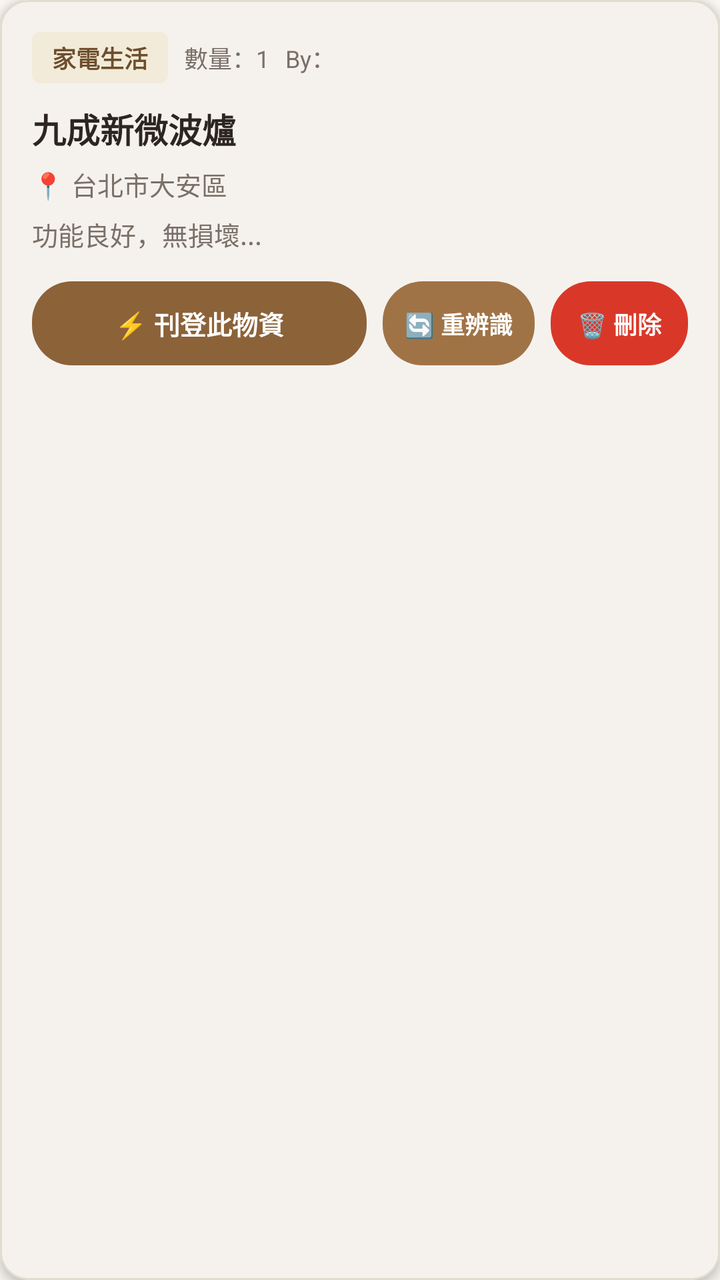
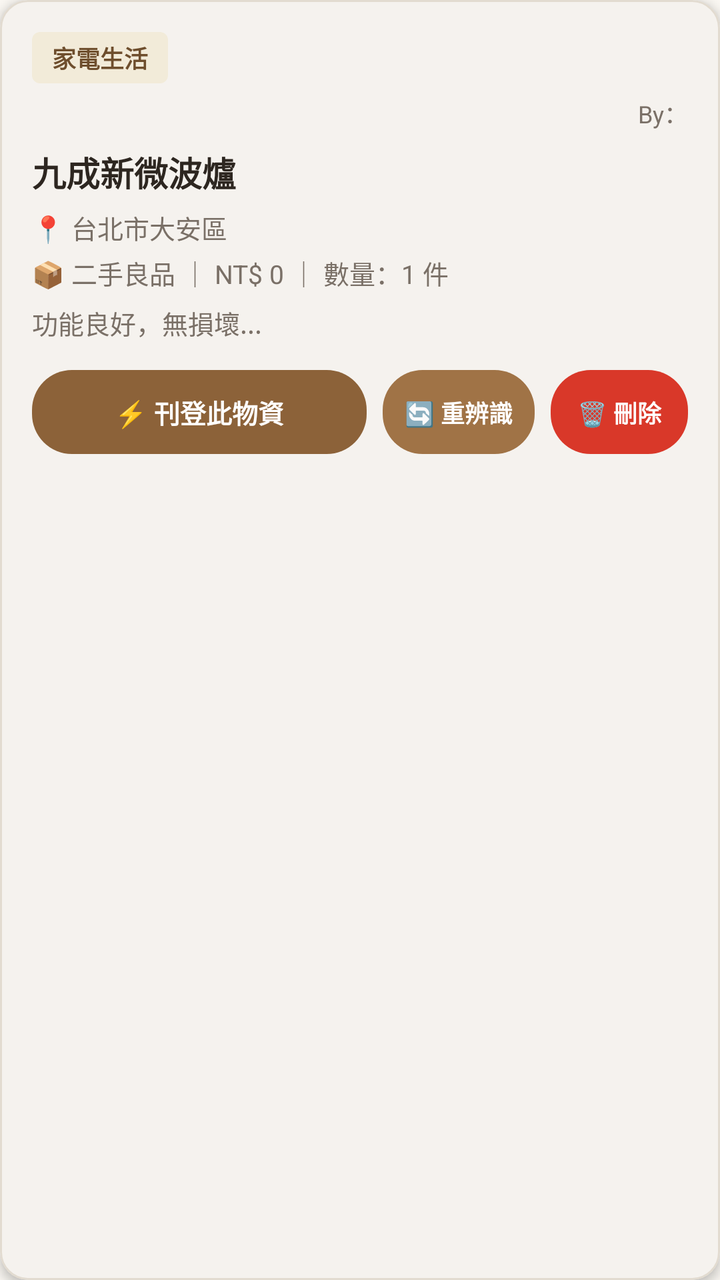

Compare the two renders of this Android layout. The source of the first and the diff that turns it into the second are given below.
<!-- AndroidManifest.xml: application theme Theme.RotaryGoodsAssistant -->
<!-- res/layout/item_goods_card.xml -->
<?xml version="1.0" encoding="utf-8"?>
<com.google.android.material.card.MaterialCardView xmlns:android="http://schemas.android.com/apk/res/android"
    xmlns:app="http://schemas.android.com/apk/res-auto"
    android:id="@+id/cardGoods"
    android:layout_width="match_parent"
    android:layout_height="wrap_content"
    android:layout_marginBottom="14dp"
    app:cardCornerRadius="14dp"
    app:cardElevation="3dp"
    app:strokeColor="@color/border_color"
    app:strokeWidth="1dp"
    app:cardBackgroundColor="@color/card_bg">

    <LinearLayout
        android:layout_width="match_parent"
        android:layout_height="wrap_content"
        android:orientation="vertical"
        android:padding="16dp">

        
        <RelativeLayout
            android:layout_width="match_parent"
            android:layout_height="wrap_content">

            
            <LinearLayout
                android:id="@+id/layoutBadges"
                android:layout_width="wrap_content"
                android:layout_height="wrap_content"
                android:layout_alignParentEnd="true"
                android:layout_centerVertical="true"
                android:layout_marginStart="8dp"
                android:orientation="horizontal">

                <TextView
                    android:id="@+id/tvCardProcessingBadge"
                    android:layout_width="wrap_content"
                    android:layout_height="wrap_content"
                    android:text="@string/badge_status_processing"
                    android:textColor="@color/badge_processing_text"
                    android:background="@drawable/badge_processing_bg"
                    android:paddingHorizontal="8dp"
                    android:paddingVertical="3dp"
                    android:textSize="11sp"
                    android:textStyle="bold"
                    android:visibility="gone" />

                <TextView
                    android:id="@+id/tvCardLockedBadge"
                    android:layout_width="wrap_content"
                    android:layout_height="wrap_content"
                    android:text="@string/badge_status_locked"
                    android:textColor="@color/badge_locked_text"
                    android:background="@drawable/badge_locked_bg"
                    android:paddingHorizontal="8dp"
                    android:paddingVertical="3dp"
                    android:textSize="11sp"
                    android:textStyle="bold"
                    android:visibility="gone" />
            </LinearLayout>

            
            <LinearLayout
                android:layout_width="match_parent"
                android:layout_height="wrap_content"
                android:layout_toStartOf="@id/layoutBadges"
                android:layout_alignParentStart="true"
                android:layout_centerVertical="true"
                android:gravity="center_vertical"
                android:orientation="horizontal">

                <TextView
                    android:id="@+id/tvCardCategory"
                    android:layout_width="wrap_content"
                    android:layout_height="wrap_content"
                    android:text="家電生活"
                    android:textColor="@color/badge_text"
                    android:background="@drawable/badge_bg"
                    android:paddingHorizontal="10dp"
                    android:paddingVertical="4dp"
                    android:textSize="12sp"
                    android:textStyle="bold"
                    android:maxLines="1"
                    android:ellipsize="end" />

                <TextView
                    android:id="@+id/tvCardQuantity"
                    android:layout_width="wrap_content"
                    android:layout_height="wrap_content"
                    android:layout_marginStart="8dp"
                    android:text="數量：1"
                    android:textColor="@color/text_secondary"
                    android:textSize="12sp"
                    android:maxLines="1" />

                <TextView
                    android:id="@+id/tvCardUploader"
                    android:layout_width="wrap_content"
                    android:layout_height="wrap_content"
                    android:layout_marginStart="8dp"
                    android:text="By："
                    android:textColor="@color/text_secondary"
                    android:textSize="12sp"
                    android:maxLines="1"
                    android:ellipsize="end" />
            </LinearLayout>
        </RelativeLayout>

        
        <TextView
            android:id="@+id/tvCardTitle"
            android:layout_width="match_parent"
            android:layout_height="wrap_content"
            android:text="九成新微波爐"
            android:textColor="@color/text_primary"
            android:textSize="17sp"
            android:textStyle="bold"
            android:layout_marginTop="10dp" />

        
        <TextView
            android:id="@+id/tvCardAddress"
            android:layout_width="match_parent"
            android:layout_height="wrap_content"
            android:text="📍 台北市大安區"
            android:textColor="@color/text_secondary"
            android:textSize="13sp"
            android:layout_marginTop="6dp" />

        
        <TextView
            android:id="@+id/tvCardDesc"
            android:layout_width="match_parent"
            android:layout_height="wrap_content"
            android:text="功能良好，無損壞..."
            android:textColor="@color/text_secondary"
            android:textSize="13sp"
            android:maxLines="2"
            android:ellipsize="end"
            android:lineSpacingExtra="2dp"
            android:layout_marginTop="6dp" />

        
        <LinearLayout
            android:layout_width="match_parent"
            android:layout_height="wrap_content"
            android:orientation="horizontal"
            android:gravity="center_vertical"
            android:layout_marginTop="14dp">

            <Button
                android:id="@+id/btnPublishThis"
                android:layout_width="0dp"
                android:layout_height="42dp"
                android:layout_weight="2.2"
                android:text="@string/btn_publish_item"
                android:textColor="@color/btn_cta_text"
                android:textSize="13sp"
                android:textStyle="bold"
                android:background="@drawable/btn_pill_green"
                android:paddingStart="6dp"
                android:paddingEnd="6dp"
                android:includeFontPadding="false"
                style="?android:attr/borderlessButtonStyle" />

            <Button
                android:id="@+id/btnUnlockThis"
                android:layout_width="0dp"
                android:layout_height="42dp"
                android:layout_weight="2.2"
                android:text="@string/btn_unlock_item"
                android:textColor="@color/btn_amber_text"
                android:textSize="13sp"
                android:textStyle="bold"
                android:background="@drawable/btn_pill_amber"
                android:paddingStart="6dp"
                android:paddingEnd="6dp"
                android:includeFontPadding="false"
                android:visibility="gone"
                style="?android:attr/borderlessButtonStyle" />

            <Button
                android:id="@+id/btnReprocessThis"
                android:layout_width="0dp"
                android:layout_height="42dp"
                android:layout_weight="1"
                android:layout_marginStart="8dp"
                android:text="@string/btn_reprocess_item"
                android:textColor="@color/btn_blue_text"
                android:textSize="12sp"
                android:textStyle="bold"
                android:background="@drawable/btn_pill_blue"
                android:paddingStart="4dp"
                android:paddingEnd="4dp"
                android:includeFontPadding="false"
                style="?android:attr/borderlessButtonStyle" />

            <Button
                android:id="@+id/btnDeleteThis"
                android:layout_width="0dp"
                android:layout_height="42dp"
                android:layout_weight="0.9"
                android:layout_marginStart="8dp"
                android:text="@string/btn_delete_item"
                android:textColor="@color/btn_red_text"
                android:textSize="12sp"
                android:textStyle="bold"
                android:background="@drawable/btn_pill_red"
                android:paddingStart="4dp"
                android:paddingEnd="4dp"
                android:includeFontPadding="false"
                style="?android:attr/borderlessButtonStyle" />

        </LinearLayout>

    </LinearLayout>
</com.google.android.material.card.MaterialCardView>
<!-- resources referenced by this layout -->
<resources>
  <color name="badge_locked_text">#92400E</color>
  <color name="badge_processing_text">#0284C7</color>
  <color name="badge_text">#6E4E2D</color>
  <color name="border_color">#E2DBD0</color>
  <color name="btn_amber_text">#FFFFFF</color>
  <color name="btn_blue_text">#FFFFFF</color>
  <color name="btn_cta_text">#FFFFFF</color>
  <color name="btn_red_text">#FFFFFF</color>
  <color name="card_bg">#FFFFFF</color>
  <color name="text_primary">#2D2620</color>
  <color name="text_secondary">#7A7067</color>
  <!-- drawable badge_bg (drawable) -->
  <?xml version="1.0" encoding="utf-8"?>
  <shape xmlns:android="http://schemas.android.com/apk/res/android"
      android:shape="rectangle">
      <corners android:radius="4dp" />
      <solid android:color="@color/badge_bg" />
  </shape>
  <!-- drawable badge_locked_bg (drawable) -->
  <?xml version="1.0" encoding="utf-8"?>
  <shape xmlns:android="http://schemas.android.com/apk/res/android"
      android:shape="rectangle">
      <corners android:radius="4dp" />
      <solid android:color="@color/badge_locked_bg" />
      <stroke android:width="1dp" android:color="#F59E0B" />
  </shape>
  <!-- drawable badge_processing_bg (drawable) -->
  <?xml version="1.0" encoding="utf-8"?>
  <shape xmlns:android="http://schemas.android.com/apk/res/android"
      android:shape="rectangle">
      <corners android:radius="4dp" />
      <solid android:color="@color/badge_processing_bg" />
      <stroke android:width="1dp" android:color="#38BDF8" />
  </shape>
  <!-- drawable btn_pill_amber (drawable) -->
  <?xml version="1.0" encoding="utf-8"?>
  <ripple xmlns:android="http://schemas.android.com/apk/res/android"
      android:color="#33FFFFFF">
      <item>
          <shape android:shape="rectangle">
              <corners android:radius="20dp" />
              <solid android:color="@color/btn_amber_bg" />
          </shape>
      </item>
  </ripple>
  <!-- drawable btn_pill_blue (drawable) -->
  <?xml version="1.0" encoding="utf-8"?>
  <ripple xmlns:android="http://schemas.android.com/apk/res/android"
      android:color="#33FFFFFF">
      <item>
          <shape android:shape="rectangle">
              <corners android:radius="20dp" />
              <solid android:color="@color/btn_blue_bg" />
          </shape>
      </item>
  </ripple>
  <!-- drawable btn_pill_green (drawable) -->
  ﻿<?xml version="1.0" encoding="utf-8"?>
  <ripple xmlns:android="http://schemas.android.com/apk/res/android"
      android:color="#33FFFFFF">
      <item>
          <shape android:shape="rectangle">
              <corners android:radius="20dp" />
              <solid android:color="@color/btn_cta_bg" />
          </shape>
      </item>
  </ripple>
  <!-- drawable btn_pill_red (drawable) -->
  ﻿<?xml version="1.0" encoding="utf-8"?>
  <ripple xmlns:android="http://schemas.android.com/apk/res/android"
      android:color="#20D93025">
      <item>
          <shape android:shape="rectangle">
              <corners android:radius="20dp" />
              <solid android:color="@color/btn_red_bg" />
          </shape>
      </item>
  </ripple>
  <string name="badge_status_locked">🔒 刊登中</string>
  <string name="badge_status_processing">🤖 AI 辨識中</string>
  <string name="btn_delete_item">🗑️ 刪除</string>
  <string name="btn_publish_item">⚡ 刊登此物資</string>
  <string name="btn_reprocess_item">🔄 重辨識</string>
  <string name="btn_unlock_item">🔓 解鎖</string>
  <color name="badge_bg">#F2EBD9</color>
  <color name="badge_locked_bg">#FEF3C7</color>
  <color name="badge_processing_bg">#E0F2FE</color>
  <color name="btn_amber_bg">#D97706</color>
  <color name="btn_blue_bg">#A07346</color>
  <color name="btn_cta_bg">#8C6239</color>
  <color name="btn_red_bg">#D93829</color>
  <color name="primary_caramel">#8C6239</color>
  <color name="primary_caramel_dark">#6E4E2D</color>
  <color name="accent_beige">#8C6239</color>
  <color name="bg_light">#FAF7F2</color>
  <color name="primary_beige">#EDE6DB</color>
  <!-- unchanged entries left out for length: 1 -->
</resources>

<!-- the commit's change to res/layout/item_goods_card.xml (unified diff, before → after) -->
@@ -18,93 +18,67 @@
         android:padding="16dp">
 
         
-        <RelativeLayout
-            android:layout_width="match_parent"
-            android:layout_height="wrap_content">
-
-            
-            <LinearLayout
-                android:id="@+id/layoutBadges"
+        <TextView
+            android:id="@+id/tvCardCategory"
+            android:layout_width="wrap_content"
+            android:layout_height="wrap_content"
+            android:text="家電生活"
+            android:textColor="@color/badge_text"
+            android:background="@drawable/badge_bg"
+            android:paddingHorizontal="10dp"
+            android:paddingVertical="4dp"
+            android:textSize="12sp"
+            android:textStyle="bold"
+            android:maxLines="2"
+            android:ellipsize="end" />
+
+        
+        <LinearLayout
+            android:id="@+id/layoutMetaRow2"
+            android:layout_width="match_parent"
+            android:layout_height="wrap_content"
+            android:orientation="horizontal"
+            android:gravity="end|center_vertical"
+            android:layout_marginTop="6dp">
+
+            <TextView
+                android:id="@+id/tvCardProcessingBadge"
                 android:layout_width="wrap_content"
                 android:layout_height="wrap_content"
-                android:layout_alignParentEnd="true"
-                android:layout_centerVertical="true"
-                android:layout_marginStart="8dp"
-                android:orientation="horizontal">
-
-                <TextView
-                    android:id="@+id/tvCardProcessingBadge"
-                    android:layout_width="wrap_content"
-                    android:layout_height="wrap_content"
-                    android:text="@string/badge_status_processing"
-                    android:textColor="@color/badge_processing_text"
-                    android:background="@drawable/badge_processing_bg"
-                    android:paddingHorizontal="8dp"
-                    android:paddingVertical="3dp"
-                    android:textSize="11sp"
-                    android:textStyle="bold"
-                    android:visibility="gone" />
-
-                <TextView
-                    android:id="@+id/tvCardLockedBadge"
-                    android:layout_width="wrap_content"
-                    android:layout_height="wrap_content"
-                    android:text="@string/badge_status_locked"
-                    android:textColor="@color/badge_locked_text"
-                    android:background="@drawable/badge_locked_bg"
-                    android:paddingHorizontal="8dp"
-                    android:paddingVertical="3dp"
-                    android:textSize="11sp"
-                    android:textStyle="bold"
-                    android:visibility="gone" />
-            </LinearLayout>
-
-            
-            <LinearLayout
-                android:layout_width="match_parent"
+                android:layout_marginEnd="6dp"
+                android:text="@string/badge_status_processing"
+                android:textColor="@color/badge_processing_text"
+                android:background="@drawable/badge_processing_bg"
+                android:paddingHorizontal="8dp"
+                android:paddingVertical="3dp"
+                android:textSize="11sp"
+                android:textStyle="bold"
+                android:visibility="gone" />
+
+            <TextView
+                android:id="@+id/tvCardLockedBadge"
+                android:layout_width="wrap_content"
                 android:layout_height="wrap_content"
-                android:layout_toStartOf="@id/layoutBadges"
-                android:layout_alignParentStart="true"
-                android:layout_centerVertical="true"
-                android:gravity="center_vertical"
-                android:orientation="horizontal">
-
-                <TextView
-                    android:id="@+id/tvCardCategory"
-                    android:layout_width="wrap_content"
-                    android:layout_height="wrap_content"
-                    android:text="家電生活"
-                    android:textColor="@color/badge_text"
-                    android:background="@drawable/badge_bg"
-                    android:paddingHorizontal="10dp"
-                    android:paddingVertical="4dp"
-                    android:textSize="12sp"
-                    android:textStyle="bold"
-                    android:maxLines="1"
-                    android:ellipsize="end" />
-
-                <TextView
-                    android:id="@+id/tvCardQuantity"
-                    android:layout_width="wrap_content"
-                    android:layout_height="wrap_content"
-                    android:layout_marginStart="8dp"
-                    android:text="數量：1"
-                    android:textColor="@color/text_secondary"
-                    android:textSize="12sp"
-                    android:maxLines="1" />
-
-                <TextView
-                    android:id="@+id/tvCardUploader"
-                    android:layout_width="wrap_content"
-                    android:layout_height="wrap_content"
-                    android:layout_marginStart="8dp"
-                    android:text="By："
-                    android:textColor="@color/text_secondary"
-                    android:textSize="12sp"
-                    android:maxLines="1"
-                    android:ellipsize="end" />
-            </LinearLayout>
-        </RelativeLayout>
+                android:layout_marginEnd="6dp"
+                android:text="@string/badge_status_locked"
+                android:textColor="@color/badge_locked_text"
+                android:background="@drawable/badge_locked_bg"
+                android:paddingHorizontal="8dp"
+                android:paddingVertical="3dp"
+                android:textSize="11sp"
+                android:textStyle="bold"
+                android:visibility="gone" />
+
+            <TextView
+                android:id="@+id/tvCardUploader"
+                android:layout_width="wrap_content"
+                android:layout_height="wrap_content"
+                android:text="By："
+                android:textColor="@color/text_secondary"
+                android:textSize="12sp"
+                android:maxLines="1"
+                android:ellipsize="end" />
+        </LinearLayout>
 
         
         <TextView
@@ -115,7 +89,7 @@
             android:textColor="@color/text_primary"
             android:textSize="17sp"
             android:textStyle="bold"
-            android:layout_marginTop="10dp" />
+            android:layout_marginTop="8dp" />
 
         
         <TextView
@@ -126,6 +100,16 @@
             android:textColor="@color/text_secondary"
             android:textSize="13sp"
             android:layout_marginTop="6dp" />
+
+        
+        <TextView
+            android:id="@+id/tvCardAttributes"
+            android:layout_width="match_parent"
+            android:layout_height="wrap_content"
+            android:text="📦 二手良品 ｜ NT$ 0 ｜ 數量：1 件"
+            android:textColor="@color/text_secondary"
+            android:textSize="13sp"
+            android:layout_marginTop="4dp" />
 
         
         <TextView
